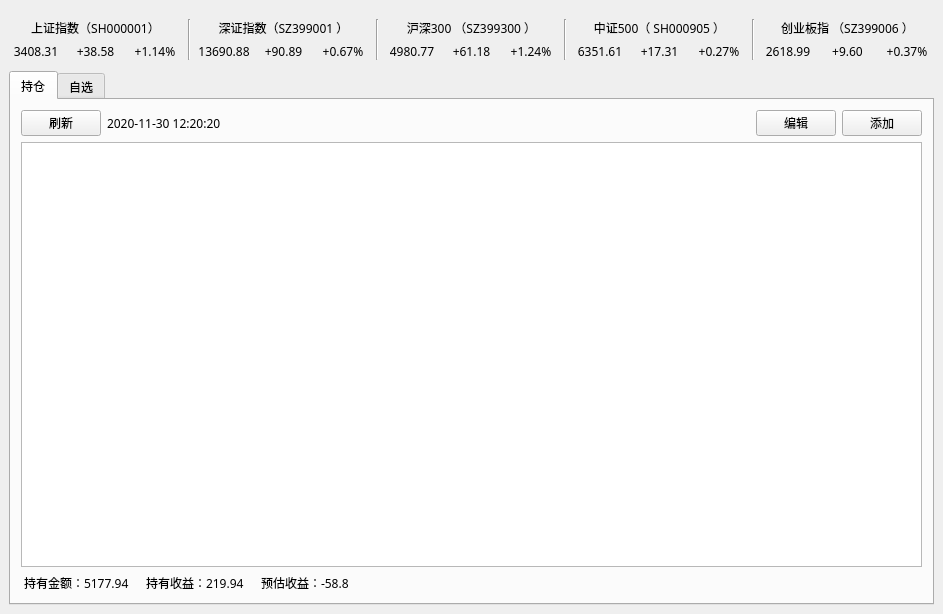
xuzhonglin/FundView, file ui/fundViewForm.ui: the form before one commit.
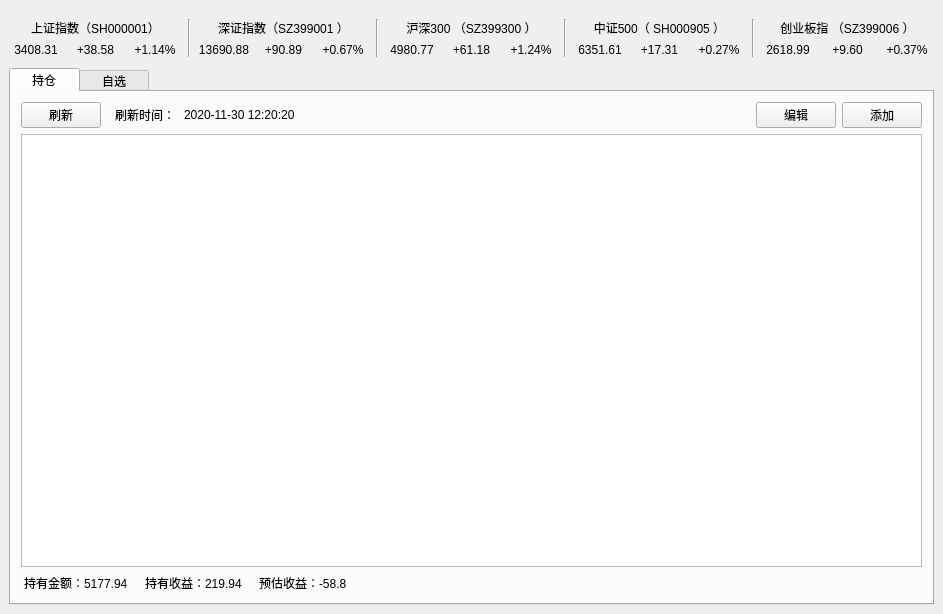
The form after the commit.

```diff
--- a/ui/fundViewForm.ui
+++ b/ui/fundViewForm.ui
@@ -16,11 +16,6 @@
     <verstretch>0</verstretch>
    </sizepolicy>
   </property>
-  <property name="font">
-   <font>
-    <family>等线</family>
-   </font>
-  </property>
   <property name="windowTitle">
    <string>MainWindow</string>
   </property>
@@ -36,16 +31,12 @@
      <layout class="QHBoxLayout" name="horizontalLayout_8">
       <item>
        <widget class="QTabWidget" name="tabWidget">
-        <property name="font">
-         <font>
-          <family>等线</family>
-         </font>
-        </property>
         <property name="layoutDirection">
          <enum>Qt::LeftToRight</enum>
         </property>
         <property name="styleSheet">
-         <string notr="true">QTabBar::tab[width:80]</string>
+         <string notr="true">QTabBar::tab{width:70}
+QTabBar::tab{height:24}</string>
         </property>
         <property name="tabShape">
          <enum>QTabWidget::Rounded</enum>
@@ -76,87 +67,43 @@
           <property name="bottomMargin">
            <number>10</number>
           </property>
-          <item row="2" column="0" colspan="5">
-           <widget class="QTableWidget" name="positionTable">
-            <property name="font">
-             <font>
-              <family>等线</family>
-             </font>
-            </property>
-            <property name="editTriggers">
-             <set>QAbstractItemView::NoEditTriggers</set>
-            </property>
-            <property name="alternatingRowColors">
-             <bool>true</bool>
-            </property>
-            <property name="selectionMode">
-             <enum>QAbstractItemView::ExtendedSelection</enum>
-            </property>
-            <property name="selectionBehavior">
-             <enum>QAbstractItemView::SelectRows</enum>
-            </property>
-            <property name="showGrid">
-             <bool>true</bool>
-            </property>
-            <property name="gridStyle">
-             <enum>Qt::SolidLine</enum>
-            </property>
-            <property name="sortingEnabled">
-             <bool>true</bool>
-            </property>
-            <property name="wordWrap">
-             <bool>false</bool>
-            </property>
-            <property name="columnCount">
-             <number>0</number>
-            </property>
-            <attribute name="horizontalHeaderHighlightSections">
-             <bool>false</bool>
-            </attribute>
-            <attribute name="horizontalHeaderStretchLastSection">
-             <bool>false</bool>
-            </attribute>
-            <attribute name="verticalHeaderHighlightSections">
-             <bool>false</bool>
-            </attribute>
-           </widget>
-          </item>
-          <item row="0" column="2">
-           <spacer name="horizontalSpacer">
-            <property name="orientation">
-             <enum>Qt::Horizontal</enum>
-            </property>
-            <property name="sizeHint" stdset="0">
-             <size>
-              <width>40</width>
-              <height>20</height>
-             </size>
-            </property>
-           </spacer>
-          </item>
-          <item row="0" column="0">
-           <widget class="QPushButton" name="positionRefreshBtn">
-            <property name="text">
-             <string>刷新</string>
-            </property>
-           </widget>
-          </item>
-          <item row="0" column="4">
+          <item row="0" column="5">
            <widget class="QPushButton" name="addFundBtn">
+            <property name="minimumSize">
+             <size>
+              <width>0</width>
+              <height>25</height>
+             </size>
+            </property>
             <property name="text">
              <string>添加</string>
             </property>
            </widget>
           </item>
-          <item row="3" column="0" colspan="5">
+          <item row="0" column="2">
+           <widget class="QLabel" name="worthDateTxt">
+            <property name="text">
+             <string>2020-11-30 12:20:20</string>
+            </property>
+           </widget>
+          </item>
+          <item row="0" column="3">
+           <spacer name="horizontalSpacer">
+            <property name="orientation">
+             <enum>Qt::Horizontal</enum>
+            </property>
+            <property name="sizeHint" stdset="0">
+             <size>
+              <width>40</width>
+              <height>20</height>
+             </size>
+            </property>
+           </spacer>
+          </item>
+          <item row="3" column="0" colspan="6">
            <layout class="QHBoxLayout" name="horizontalLayout_6">
             <item>
              <widget class="QLabel" name="holdAmount">
-              <property name="font">
-               <font>
-                <family>等线</family>
-               </font>
-              </property>
               <property name="styleSheet">
                <string notr="true">margin-right:5px</string>
               </property>
@@ -167,11 +114,6 @@
             </item>
             <item>
              <widget class="QLabel" name="holdIncomeTxt">
-              <property name="font">
-               <font>
-                <family>等线</family>
-               </font>
-              </property>
               <property name="styleSheet">
                <string notr="true">margin-right:5px;</string>
               </property>
@@ -182,11 +124,6 @@
             </item>
             <item>
              <widget class="QLabel" name="incomeTxt">
-              <property name="font">
-               <font>
-                <family>等线</family>
-               </font>
-              </property>
               <property name="styleSheet">
                <string notr="true">margin-right:5px;</string>
               </property>
@@ -210,22 +147,82 @@
             </item>
            </layout>
           </item>
-          <item row="0" column="3">
+          <item row="0" column="0">
+           <widget class="QPushButton" name="positionRefreshBtn">
+            <property name="minimumSize">
+             <size>
+              <width>0</width>
+              <height>25</height>
+             </size>
+            </property>
+            <property name="text">
+             <string>刷新</string>
+            </property>
+           </widget>
+          </item>
+          <item row="0" column="4">
            <widget class="QPushButton" name="editFundBtn">
+            <property name="minimumSize">
+             <size>
+              <width>0</width>
+              <height>25</height>
+             </size>
+            </property>
             <property name="text">
              <string>编辑</string>
             </property>
            </widget>
           </item>
+          <item row="2" column="0" colspan="6">
+           <widget class="QTableWidget" name="positionTable">
+            <property name="editTriggers">
+             <set>QAbstractItemView::NoEditTriggers</set>
+            </property>
+            <property name="alternatingRowColors">
+             <bool>true</bool>
+            </property>
+            <property name="selectionMode">
+             <enum>QAbstractItemView::ExtendedSelection</enum>
+            </property>
+            <property name="selectionBehavior">
+             <enum>QAbstractItemView::SelectRows</enum>
+            </property>
+            <property name="showGrid">
+             <bool>true</bool>
+            </property>
+            <property name="gridStyle">
+             <enum>Qt::SolidLine</enum>
+            </property>
+            <property name="sortingEnabled">
+             <bool>true</bool>
+            </property>
+            <property name="wordWrap">
+             <bool>false</bool>
+            </property>
+            <property name="columnCount">
+             <number>0</number>
+            </property>
+            <attribute name="horizontalHeaderHighlightSections">
+             <bool>false</bool>
+            </attribute>
+            <attribute name="horizontalHeaderStretchLastSection">
+             <bool>false</bool>
+            </attribute>
+            <attribute name="verticalHeaderVisible">
+             <bool>false</bool>
+            </attribute>
+            <attribute name="verticalHeaderHighlightSections">
+             <bool>false</bool>
+            </attribute>
+           </widget>
+          </item>
           <item row="0" column="1">
-           <widget class="QLabel" name="worthDateTxt">
-            <property name="font">
-             <font>
-              <family>等线</family>
-             </font>
+           <widget class="QLabel" name="label_2">
+            <property name="styleSheet">
+             <string notr="true">margin-left:5px</string>
             </property>
             <property name="text">
-             <string>2020-11-30 12:20:20</string>
+             <string>刷新时间：</string>
             </property>
            </widget>
           </item>
```
Left out of the diff: 74 changed lines with no effect on the pictures.
